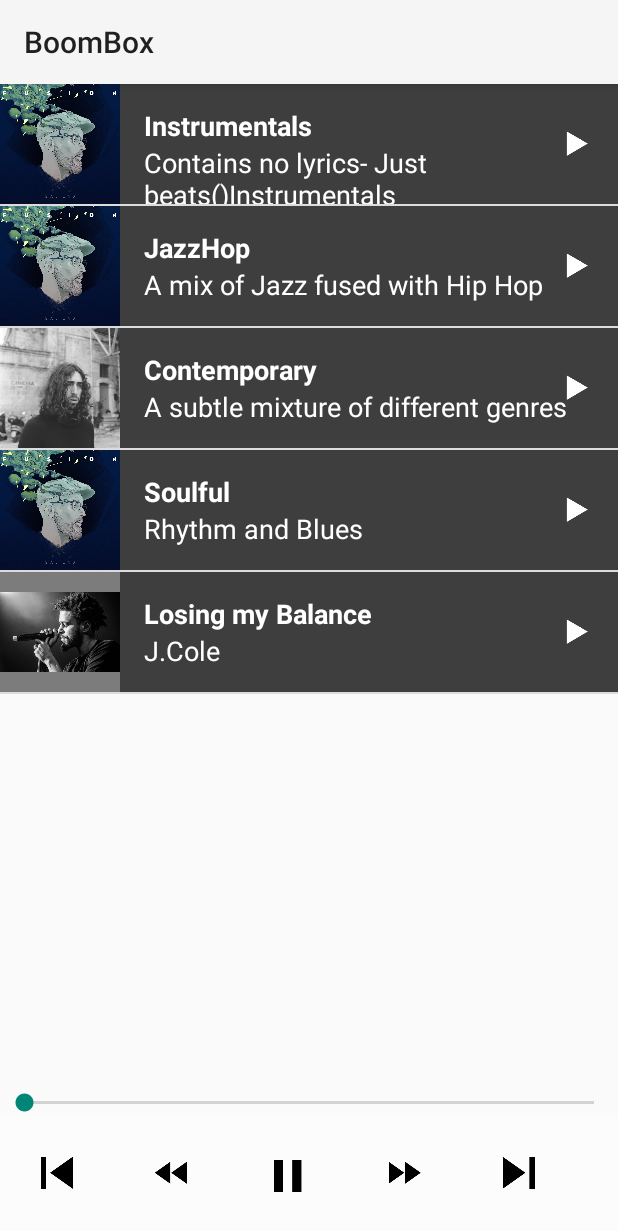
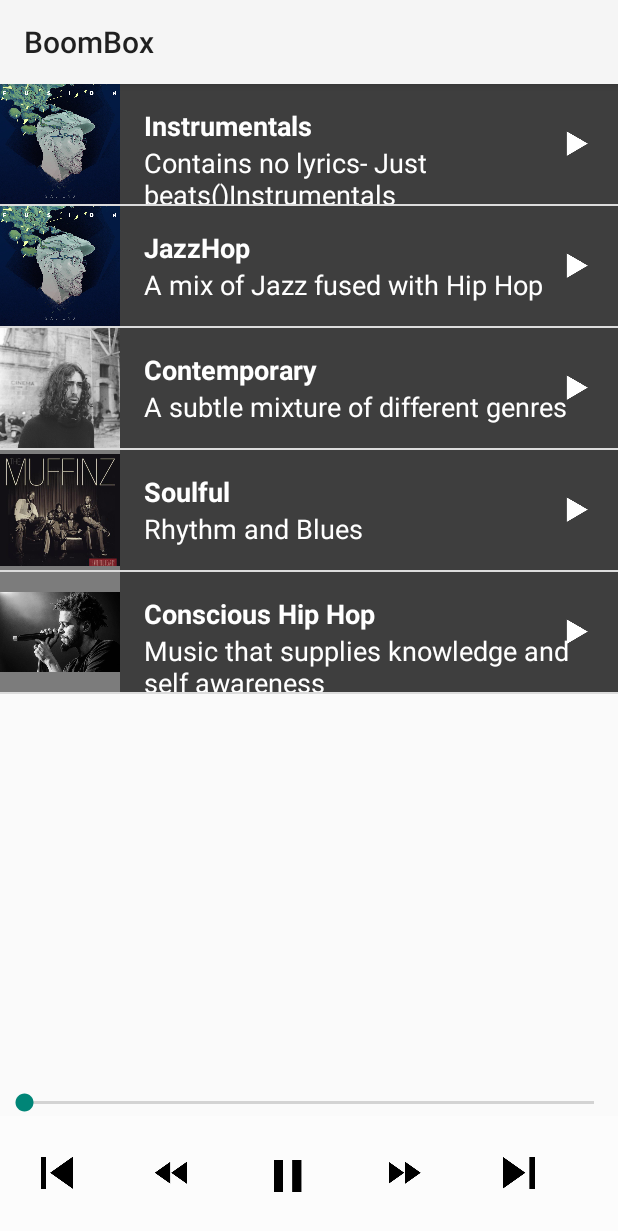
Before and after one commit to Cordlesswire/BoomBox, an Android app: the fragment PlaylistsFragment shown on its own in the app's theme, on a phone screen of 412 x 824 dp. Shown: the top 1231 px of the screen. Run offline under Robolectric (Android 15) with nearby library versions, the phone set to English and light mode, and no system bars; 1 statement that could not run was skipped.

Commit message:
Initial Commit

```diff
--- a/app/src/main/java/com/example/android/boombox/PlaylistsFragment.java
+++ b/app/src/main/java/com/example/android/boombox/PlaylistsFragment.java
@@ -101,8 +101,8 @@ public class PlaylistsFragment extends Fragment {
         songs.add(new Word("Contains no lyrics- Just beats()Instrumentals", "Instrumentals", R.drawable.gas_lab, R.raw.gas_lab_chemistry));
         songs.add(new Word("A mix of Jazz fused with Hip Hop", "JazzHop", R.drawable.gas_lab, R.raw.gas_lab_jazz_hop));
         songs.add(new Word("A subtle mixture of different genres", "Contemporary", R.drawable.teo, R.raw.teo_how_low));
-        songs.add(new Word("Rhythm and Blues", "Soulful", R.drawable.gas_lab, R.raw.gas_lab_jazz_hop));
-        songs.add(new Word("J.Cole", "Losing my Balance", R.drawable.j_cole, R.raw.jcole_losing_my_balance));
+        songs.add(new Word("Rhythm and Blues", "Soulful", R.drawable.the_muffinz, R.raw.teo_enlightened_now));
+        songs.add(new Word("Music that supplies knowledge and self awareness", "Conscious Hip Hop", R.drawable.j_cole, R.raw.jcole_losing_my_balance));
 
 
         WordAdapter itemsAdapter = new WordAdapter(getActivity(), songs, R.color.category_colors);
```
